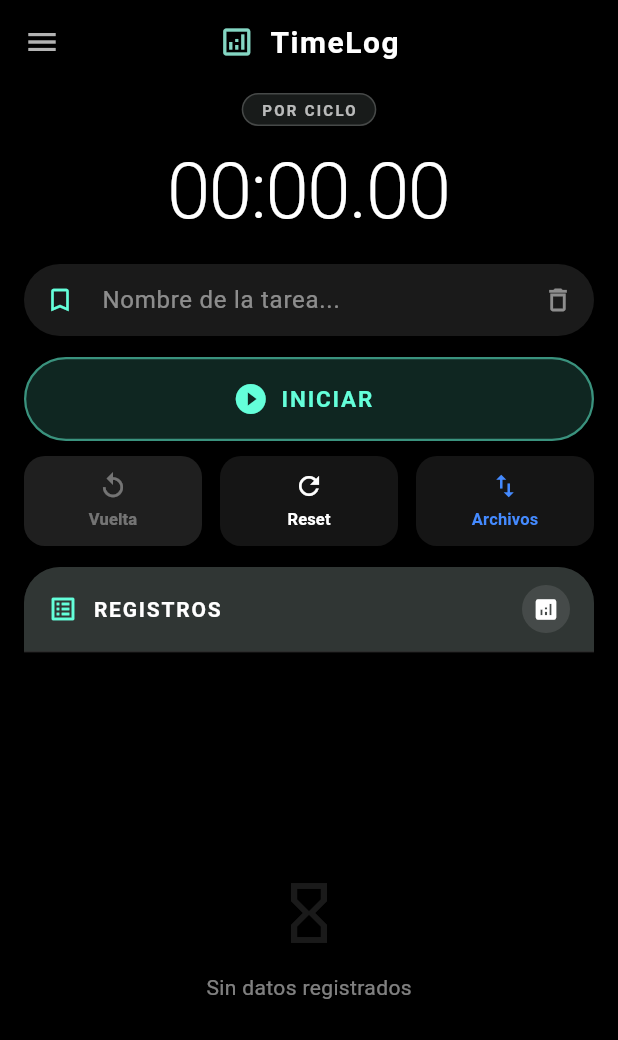
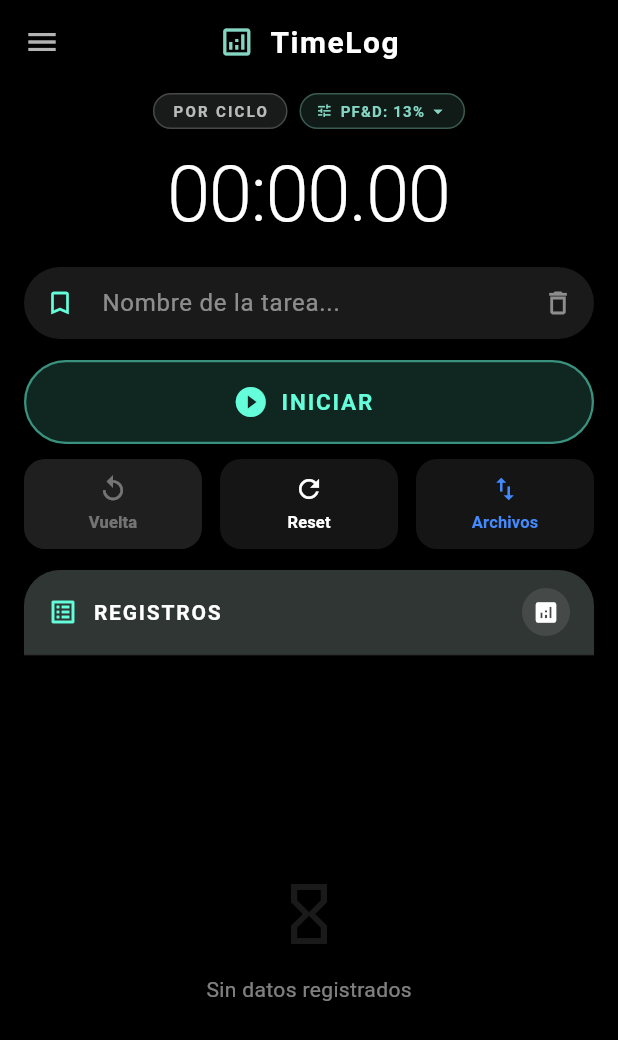
Before and after one commit to IngeJuancho/timelog, a Flutter app: the screen it shows after launch, on a phone screen of 412 x 824 dp. Shown: the top 1040 px of the screen. Run offline on Flutter 3.47's test engine with Material 3 defaults, Android fonts, the phone set to English and light mode, and no system bars; our stand-ins replace file_picker, flutter_riverpod, isar, package_info_plus, share_plus, shared_preferences; missing offline and left inert: excel, file_saver; accounts and stored records are empty; generated files the repository leaves out were written again.

Commit message:
feat: add PF&D allowance configuration for time studies

```diff
--- /dev/null
+++ b/lib/models/pfd_category.dart
@@ -0,0 +1,113 @@
+class PfdCategory {
+  final String id;
+  final int code;
+  final String name;
+  final String description;
+  final double rate;
+
+  const PfdCategory({
+    required this.id,
+    required this.code,
+    required this.name,
+    required this.description,
+    required this.rate,
+  });
+
+  String get percentageText => '${(rate * 100).toStringAsFixed(rate * 100 % 1 == 0 ? 0 : 1)}%';
+
+  static const List<PfdCategory> jabilPresets = [
+    PfdCategory(
+      code: 1,
+      id: 'manual_insertion',
+      name: 'Inserción / Montaje Ligero',
+      description: 'Inserción manual, montaje manual ligero o proceso similar',
+      rate: 0.13,
+    ),
+    PfdCategory(
+      code: 2,
+      id: 'complex_assembly',
+      name: 'Montaje Complejo',
+      description: 'Montaje complejo o proceso similar',
+      rate: 0.15,
+    ),
+    PfdCategory(
+      code: 3,
+      id: 'visual_inspection',
+      name: 'Inspección Visual',
+      description: 'Inspección visual, THI, FNI y OBA que requieren concentración visual o mental',
+      rate: 0.14,
+    ),
+    PfdCategory(
+      code: 4,
+      id: 'manual_soldering',
+      name: 'Soldado Manual',
+      description: 'Soldado manual',
+      rate: 0.15,
+    ),
+    PfdCategory(
+      code: 6,
+      id: 'test_processes',
+      name: 'Pruebas (ICT / FVT / XRAY)',
+      description: 'ICT, FVT, XRAY, o procesos de prueba similares',
+      rate: 0.12,
+    ),
+    PfdCategory(
+      code: 7,
+      id: 'packaging',
+      name: 'Empaque',
+      description: 'Empaque',
+      rate: 0.12,
+    ),
+  ];
+
+  static PfdCategory get defaultCategory => jabilPresets[0];
+
+  static PfdCategory custom(double rate) {
+    return PfdCategory(
+      code: 0,
+      id: 'custom',
+      name: 'Personalizado',
+      description: 'Porcentaje de tolerancia PF&D personalizado',
+      rate: rate,
+    );
+  }
+
+  static PfdCategory fromId(String? id, {double? customRate}) {
+    if (id == null || id.isEmpty) return defaultCategory;
+    if (id == 'custom') {
+      return custom(customRate ?? 0.13);
+    }
+    for (final preset in jabilPresets) {
+      if (preset.id == id) return preset;
+    }
+    return defaultCategory;
+  }
+
+  Map<String, dynamic> toJson() => {
+    'id': id,
+    'code': code,
+    'name': name,
+    'description': description,
+    'rate': rate,
+  };
+
+  factory PfdCategory.fromJson(Map<String, dynamic> json) {
+    final id = json['id'] as String? ?? 'manual_insertion';
+    final rate = (json['rate'] as num?)?.toDouble() ?? 0.13;
+    if (id == 'custom') {
+      return custom(rate);
+    }
+    return fromId(id, customRate: rate);
+  }
+
+  @override
+  bool operator ==(Object other) =>
+      identical(this, other) ||
+      other is PfdCategory &&
+          runtimeType == other.runtimeType &&
+          id == other.id &&
+          rate == other.rate;
+
+  @override
+  int get hashCode => id.hashCode ^ rate.hashCode;
+}
--- a/lib/time_log_state.dart
+++ b/lib/time_log_state.dart
@@ -1,5 +1,6 @@
 import 'package:flutter/foundation.dart';
 import 'models.dart';
+import 'models/pfd_category.dart';
 
 @immutable
 class TimeLogState {
@@ -47,6 +48,8 @@
   final PhysicalButtonAction volUpActionCont;
   final PhysicalButtonAction volDownActionCont;
   final bool isAmoledMode;
+  final PfdCategory pfdCategoryRAC;
+  final PfdCategory pfdCategoryCont;
 
   const TimeLogState({
     this.baseTimeMs = 0,
@@ -88,6 +91,20 @@
     this.volUpActionCont = PhysicalButtonAction.startStop,
     this.volDownActionCont = PhysicalButtonAction.stopAndRecord,
     this.isAmoledMode = true,
+    this.pfdCategoryRAC = const PfdCategory(
+      code: 1,
+      id: 'manual_insertion',
+      name: 'Inserción / Montaje Ligero',
+      description: 'Inserción manual, montaje manual ligero o proceso similar',
+      rate: 0.13,
+    ),
+    this.pfdCategoryCont = const PfdCategory(
+      code: 1,
+      id: 'manual_insertion',
+      name: 'Inserción / Montaje Ligero',
+      description: 'Inserción manual, montaje manual ligero o proceso similar',
+      rate: 0.13,
+    ),
   });
 
   // Getters auxiliares basados en el modo actual
@@ -95,6 +112,7 @@
   OperationTemplate? get activeTemplate => currentMode == StopwatchMode.regresoACero ? activeTemplateRAC : activeTemplateCont;
   int get currentTemplateStepIndex => currentMode == StopwatchMode.regresoACero ? currentTemplateStepIndexRAC : currentTemplateStepIndexCont;
   bool get recordOnPause => currentMode == StopwatchMode.regresoACero ? recordOnPauseRAC : recordOnPauseCont;
+  PfdCategory get currentPfdCategory => currentMode == StopwatchMode.regresoACero ? pfdCategoryRAC : pfdCategoryCont;
 
   List<Map<String, dynamic>> get activeRecordedTimes =>
       currentMode == StopwatchMode.regresoACero ? recordedTimesRegresoACero : recordedTimesContinuo;
@@ -146,6 +164,8 @@
     PhysicalButtonAction? volUpActionCont,
     PhysicalButtonAction? volDownActionCont,
     bool? isAmoledMode,
+    PfdCategory? pfdCategoryRAC,
+    PfdCategory? pfdCategoryCont,
   }) {
     return TimeLogState(
       baseTimeMs: baseTimeMs ?? this.baseTimeMs,
@@ -188,6 +208,8 @@
       volUpActionCont: volUpActionCont ?? this.volUpActionCont,
       volDownActionCont: volDownActionCont ?? this.volDownActionCont,
       isAmoledMode: isAmoledMode ?? this.isAmoledMode,
+      pfdCategoryRAC: pfdCategoryRAC ?? this.pfdCategoryRAC,
+      pfdCategoryCont: pfdCategoryCont ?? this.pfdCategoryCont,
     );
   }
 }
--- a/lib/widgets/stopwatch/timer_display.dart
+++ b/lib/widgets/stopwatch/timer_display.dart
@@ -2,6 +2,8 @@
 import 'package:flutter_riverpod/flutter_riverpod.dart';
 import '../../time_log_controller.dart';
 import '../../models.dart';
+
+import 'pfd_selector_sheet.dart';
 
 class TimerDisplay extends ConsumerWidget {
   final Animation<double> pulseAnimation;
@@ -24,8 +26,11 @@
           child: Column(
             mainAxisSize: MainAxisSize.min,
             children: [
+              Row(
+                mainAxisSize: MainAxisSize.min,
+                children: [
                   Container(
-                padding: const EdgeInsets.symmetric(horizontal: 12, vertical: 3),
+                    padding: const EdgeInsets.symmetric(horizontal: 12, vertical: 4),
                     decoration: BoxDecoration(
                       color: Theme.of(context).colorScheme.surfaceContainerHighest.withValues(alpha: 0.5),
                       borderRadius: BorderRadius.circular(12),
@@ -42,6 +47,60 @@
                         fontWeight: FontWeight.bold,
                       ),
                     ),
+                  ),
+                  const SizedBox(width: 8),
+                  Material(
+                    color: Colors.transparent,
+                    child: InkWell(
+                      onTap: () {
+                        PfdSelectorSheet.show(
+                          context,
+                          selectedCategory: state.currentPfdCategory,
+                          onCategorySelected: (cat) {
+                            notifier.setPfdCategory(cat);
+                          },
+                        );
+                      },
+                      borderRadius: BorderRadius.circular(12),
+                      child: Container(
+                        padding: const EdgeInsets.symmetric(horizontal: 10, vertical: 4),
+                        decoration: BoxDecoration(
+                          color: Theme.of(context).colorScheme.primary.withValues(alpha: 0.12),
+                          borderRadius: BorderRadius.circular(12),
+                          border: Border.all(
+                            color: Theme.of(context).colorScheme.primary.withValues(alpha: 0.35),
+                          ),
+                        ),
+                        child: Row(
+                          mainAxisSize: MainAxisSize.min,
+                          children: [
+                            Icon(
+                              Icons.tune,
+                              size: 11,
+                              color: Theme.of(context).colorScheme.primary,
+                            ),
+                            const SizedBox(width: 5),
+                            Text(
+                              "PF&D: ${state.currentPfdCategory.percentageText}",
+                              style: TextStyle(
+                                fontSize: 10,
+                                letterSpacing: 0.8,
+                                color: Theme.of(context).colorScheme.primary,
+                                fontWeight: FontWeight.bold,
+                              ),
+                            ),
+                            const SizedBox(width: 2),
+                            Icon(
+                              Icons.arrow_drop_down,
+                              size: 14,
+                              color: Theme.of(context).colorScheme.primary,
+                            ),
+                          ],
+                        ),
+                      ),
+                    ),
+                  ),
+                ],
               ),
               const SizedBox(height: 6),
               FittedBox(
--- a/pubspec.yaml
+++ b/pubspec.yaml
@@ -2,7 +2,7 @@
 description: "App para medir, controlar y analizar tiempos."
 publish_to: 'none'
 
-version: 3.12.0+30
+version: 3.13.0+30
 
 environment:
   sdk: '>=3.8.1 <4.0.0'
```
Also changed, not shown: lib/export_service.dart (+8 -0 lines), lib/services/export/excel_generator.dart (+15 -5 lines), lib/services/time_log_preferences_service.dart (+19 -0 lines), lib/stopwatch_screen.dart (+10 -0 lines), lib/time_log_controller.dart (+14 -0 lines), lib/widgets/stopwatch/export_options_sheet.dart (+67 -1 lines), lib/widgets/stopwatch/pfd_selector_sheet.dart (added, +384 -0 lines). Lines whose indentation alone changed are shown as unchanged.
